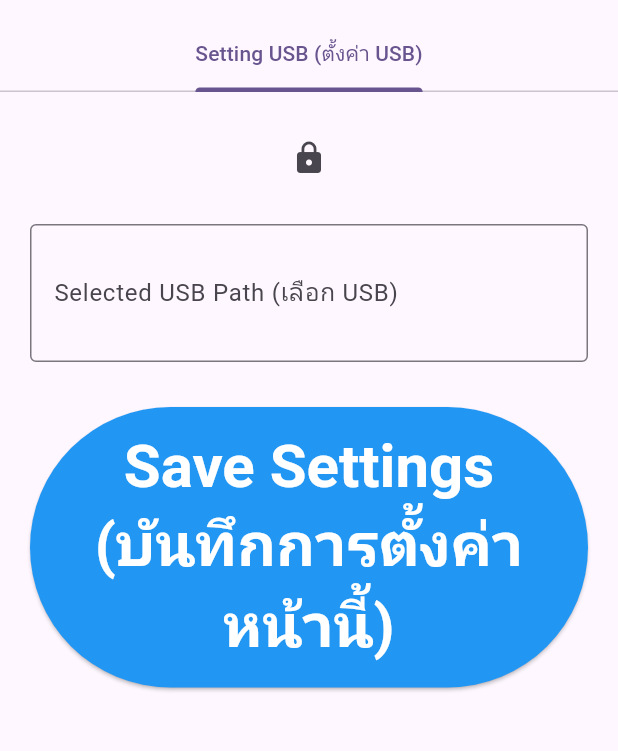
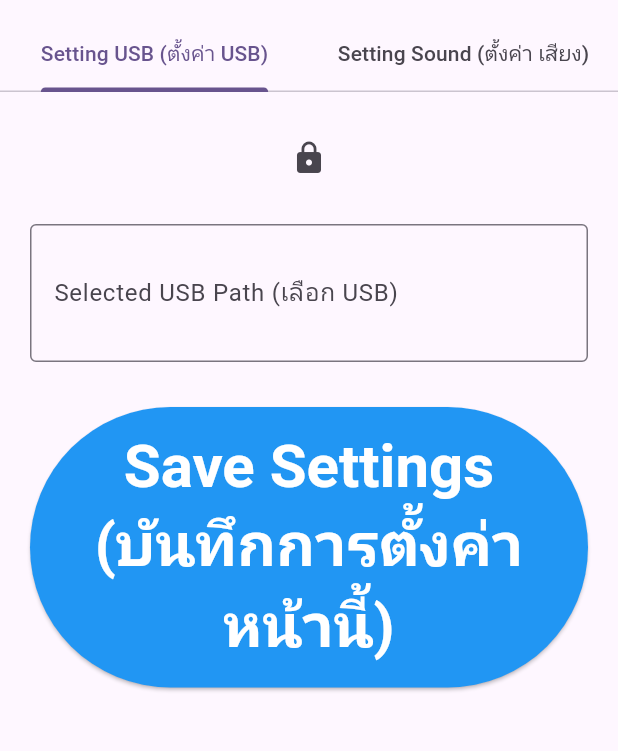
Before and after one commit to andamandev02/call_queue_delivery, a Flutter app: the SettingMainScreen screen opened directly, on a phone screen of 412 x 824 dp, the part 64-815 px from its top. Run offline on Flutter 3.47's test engine with Material 3 defaults, Android fonts, the light colour scheme and no system bars; our stand-ins replace audioplayers, dio, hive, hive_flutter, permission_handler; missing offline and left inert: external_path; accounts and stored records are empty.

Commit message:
11/13/2024

```diff
--- a/lib/setting-main.dart
+++ b/lib/setting-main.dart
@@ -16,7 +16,7 @@ class _SettingMainScreenState extends State<SettingMainScreen>
   @override
   void initState() {
     super.initState();
-    _tabController = TabController(length: 1, vsync: this);
+    _tabController = TabController(length: 2, vsync: this);
   }
 
   @override
@@ -34,7 +34,7 @@ class _SettingMainScreenState extends State<SettingMainScreen>
           controller: _tabController,
           tabs: const [
             Tab(text: 'Setting USB (ตั้งค่า USB)'),
-            // Tab(text: 'Setting Sound (ตั้งค่า เสียง)'),
+            Tab(text: 'Setting Sound (ตั้งค่า เสียง)'),
           ],
         ),
       ),
@@ -42,7 +42,7 @@ class _SettingMainScreenState extends State<SettingMainScreen>
         controller: _tabController,
         children: const [
           TabUSBScreen(),
-          // TabSoundScreen(),
+          TabSoundScreen(),
         ],
       ),
     );
```
Also changed, not shown: lib/home.dart (+18 -8 lines).
